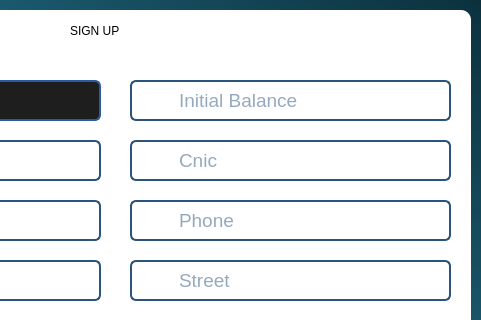
MuhammadUzzam/Bank_Management_System, file signupwindow.ui: the form before one commit; both pictures show x 250 to 731 and y 0 to 320 of the 731 by 571 pixel window.
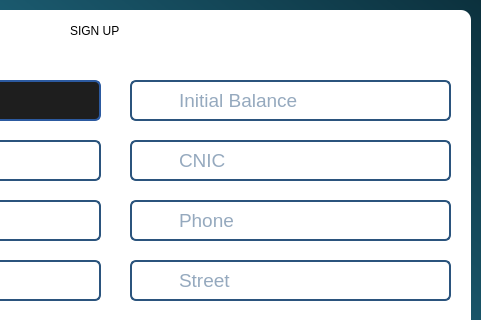
The form after the commit. Icons and pictures are not drawn.

```diff
--- a/signupwindow.ui
+++ b/signupwindow.ui
@@ -682,7 +682,7 @@
      <string/>
     </property>
     <property name="placeholderText">
-     <string>Cnic</string>
+     <string>CNIC</string>
     </property>
    </widget>
    <widget class="QLineEdit" name="street">
```
Left out of the diff: 3 changed lines with no effect on the pictures.
